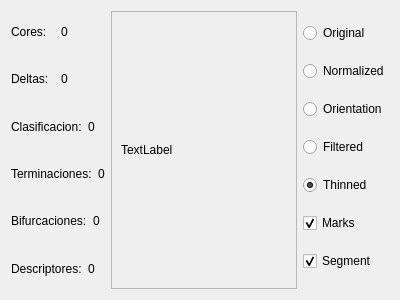
Old version of the form Proyecto-Final/outputwindow.ui in the repository nlandau91/Proyecto-Final.
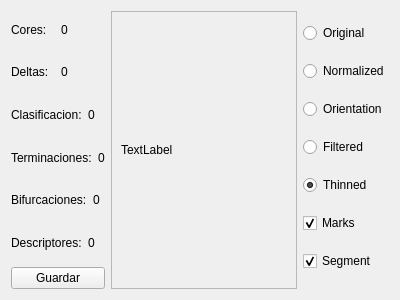
New version of the form.

Patch:
```diff
--- a/Proyecto-Final/outputwindow.ui
+++ b/Proyecto-Final/outputwindow.ui
@@ -164,6 +164,13 @@
            </item>
           </layout>
          </item>
+         <item>
+          <widget class="QPushButton" name="pushButton_guardar">
+           <property name="text">
+            <string>Guardar</string>
+           </property>
+          </widget>
+         </item>
         </layout>
        </item>
        <item>
```
